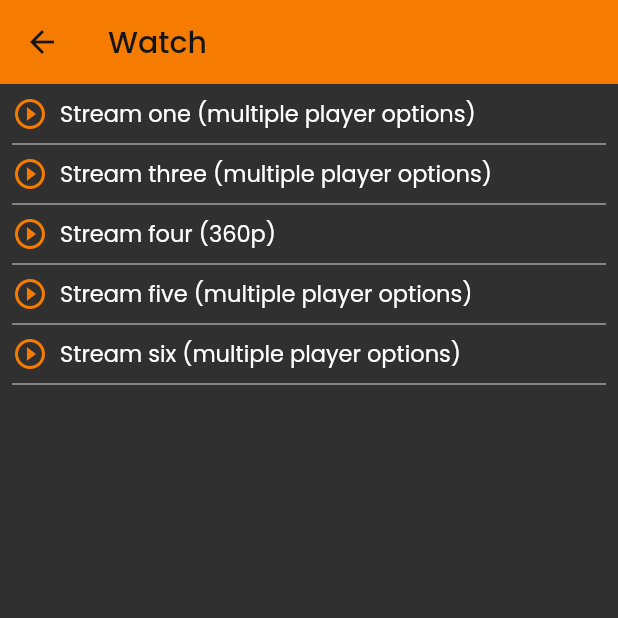
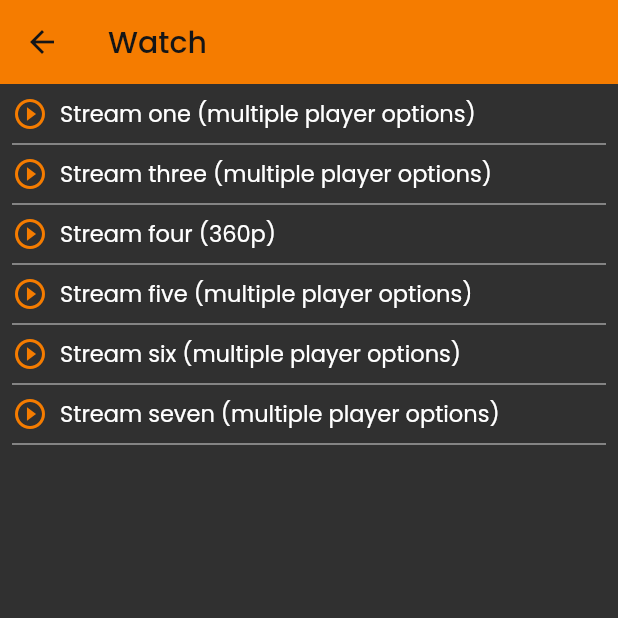
Before and after one commit to BeamlakAschalew/flixquest, a Flutter app: the MovieStreamSelect screen opened directly with empty values, on a phone screen of 412 x 824 dp, the top half of it. Run offline on Flutter 3.47's test engine with Material 2 defaults, Android fonts, the light colour scheme and no system bars; our stand-ins replace animated_text_kit, cached_network_image, carousel_slider, font_awesome_flutter, google_nav_bar, readmore and 2 more; missing offline and left inert: flutter_inappwebview, mixpanel_flutter; accounts and stored records are empty.

Commit message:
Update movie_stream_select.dart

```diff
--- a/lib/screens/movie_stream_select.dart
+++ b/lib/screens/movie_stream_select.dart
@@ -75,11 +75,16 @@ class MovieStreamSelect extends StatelessWidget {
                       streamLink: 'https://fsapi.xyz/tmdb-movie/$movieId',
                       movieName: movieName,
                     ),
+                    StreamListWidget(
+                      streamName: 'Stream seven (multiple player options)',
+                      streamLink: 'https://api.movieshunters.com/api/movie?id=$movieId',
+                      movieName: movieName,
+                    ),
                     Visibility(
                       visible: movieImdbId == null ? false : true,
                       child: StreamListWidget(
                         streamName:
-                            'Stream seven (360p/480p/720p/1080p - might have ads)',
+                            'Stream eight (360p/480p/720p/1080p - might have ads)',
                         streamLink:
                             'https://api.123movie.cc/imdb.php?imdb=$movieImdbId&server=hydrax',
                         movieName: movieName,
```
